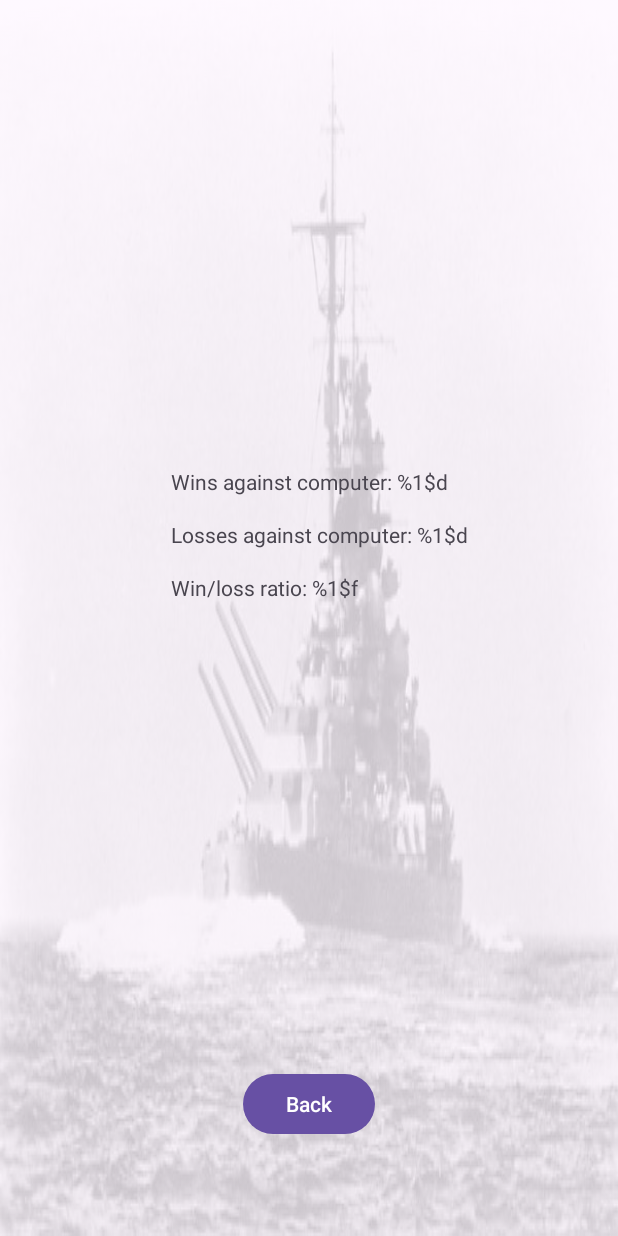
After one commit to LegoLivesMatter/NavalBattle, an Android app: the layout activity_stats.xml on its own in the app's theme, with its tools: preview values and no code run, on a phone screen of 412 x 824 dp. The commit adds this screen. Run offline under Robolectric (Android 15) with nearby library versions, the phone set to English and light mode, and no system bars.

Commit message:
Add stats

```diff
--- a/app/src/main/AndroidManifest.xml
+++ b/app/src/main/AndroidManifest.xml
@@ -19,7 +19,7 @@
             android:name=".GameModeActivity"
             android:exported="false" />
         <activity
-            android:name=".OptionsActivity"
+            android:name=".StatsActivity"
             android:exported="false" />
         <activity
             android:name=".MainActivity"
--- a/app/src/main/java/xyz/dujemihanovic/navalbattle/MainActivity.java
+++ b/app/src/main/java/xyz/dujemihanovic/navalbattle/MainActivity.java
@@ -36,7 +36,7 @@ public class MainActivity extends AppCompatActivity {
         options = findViewById(R.id.btnOptions);
         options.setOnClickListener(v -> {
             Intent intent = new Intent();
-            intent.setClass(this, OptionsActivity.class);
+            intent.setClass(this, StatsActivity.class);
             startActivity(intent);
         });
 
--- a/app/src/main/res/layout/activity_main.xml
+++ b/app/src/main/res/layout/activity_main.xml
@@ -39,7 +39,7 @@
         android:layout_width="wrap_content"
         android:layout_height="wrap_content"
         android:layout_marginTop="16dp"
-        android:text="@string/key_btnOptions"
+        android:text="@string/key_btnStats"
         app:layout_constraintBottom_toTopOf="@+id/btnExit"
         app:layout_constraintEnd_toEndOf="parent"
         app:layout_constraintHorizontal_bias="0.5"
--- /dev/null
+++ b/app/src/main/res/layout/activity_stats.xml
@@ -0,0 +1,51 @@
+<?xml version="1.0" encoding="utf-8"?>
+<androidx.constraintlayout.widget.ConstraintLayout xmlns:android="http://schemas.android.com/apk/res/android"
+    xmlns:app="http://schemas.android.com/apk/res-auto"
+    xmlns:tools="http://schemas.android.com/tools"
+    android:id="@+id/main"
+    android:layout_width="match_parent"
+    android:layout_height="match_parent"
+    android:background="@drawable/background"
+    tools:context=".StatsActivity">
+
+    <TextView
+        android:id="@+id/tvWins"
+        android:layout_width="wrap_content"
+        android:layout_height="wrap_content"
+        android:layout_marginBottom="16dp"
+        android:text="@string/key_strBotWins"
+        app:layout_constraintBottom_toTopOf="@+id/tvLosses"
+        app:layout_constraintEnd_toEndOf="parent"
+        app:layout_constraintStart_toStartOf="parent"
+        app:layout_constraintTop_toTopOf="parent"
+        app:layout_constraintVertical_chainStyle="packed" />
+
+    <TextView
+        android:id="@+id/tvLosses"
+        android:layout_width="wrap_content"
+        android:layout_height="wrap_content"
+        android:layout_marginBottom="16dp"
+        android:text="@string/key_strBotLosses"
+        app:layout_constraintBottom_toTopOf="@+id/tvRatio"
+        app:layout_constraintStart_toStartOf="@+id/tvWins"
+        app:layout_constraintTop_toBottomOf="@+id/tvWins" />
+
+    <TextView
+        android:id="@+id/tvRatio"
+        android:layout_width="wrap_content"
+        android:layout_height="wrap_content"
+        android:text="@string/key_strWLR"
+        app:layout_constraintBottom_toTopOf="@+id/btnBack"
+        app:layout_constraintStart_toStartOf="@+id/tvLosses"
+        app:layout_constraintTop_toBottomOf="@+id/tvLosses" />
+
+    <Button
+        android:id="@+id/btnBack"
+        android:layout_width="wrap_content"
+        android:layout_height="wrap_content"
+        android:layout_marginBottom="64dp"
+        android:text="@string/key_btnBack"
+        app:layout_constraintBottom_toBottomOf="parent"
+        app:layout_constraintEnd_toEndOf="parent"
+        app:layout_constraintStart_toStartOf="parent" />
+</androidx.constraintlayout.widget.ConstraintLayout>
--- a/app/src/main/res/values/strings.xml
+++ b/app/src/main/res/values/strings.xml
@@ -1,7 +1,7 @@
 <resources>
     <string name="app_name">Naval Battle</string>
     <string name="key_btnPlay">Play</string>
-    <string name="key_btnOptions">Options</string>
+    <string name="key_btnStats">Stats</string>
     <string name="key_btnExit">Exit</string>
     <string name="key_btnBack">Back</string>
     <string name="key_txtSelectMode">Select gamemode</string>
@@ -28,6 +28,8 @@
     <string name="key_strHumanWon">You defeated the computer, congratulations!</string>
     <string name="key_strComputerWon">The computer defeat you, better luck next time!</string>
     <string name="ok" translatable="false">OK</string>
-    <string name="key_strUnderConstruction">Nothing to see here for now…</string>
+    <string name="key_strBotLosses">Losses against computer: %1$d</string>
     <string name="key_strLongPressAfterPlace">Long press is only used for placing ships vertically!</string>
+    <string name="key_strBotWins">Wins against computer: %1$d</string>
+    <string name="key_strWLR">Win/loss ratio: %1$f</string>
 </resources>
```
Also changed, not shown: app/src/main/java/xyz/dujemihanovic/navalbattle/GameActivity.java (+21 -0 lines), app/src/main/java/xyz/dujemihanovic/navalbattle/OptionsActivity.java (deleted, +0 -25 lines), app/src/main/java/xyz/dujemihanovic/navalbattle/StatsActivity.java (added, +50 -0 lines), app/src/main/res/layout/activity_options.xml (deleted, +0 -23 lines), 1 other file.
